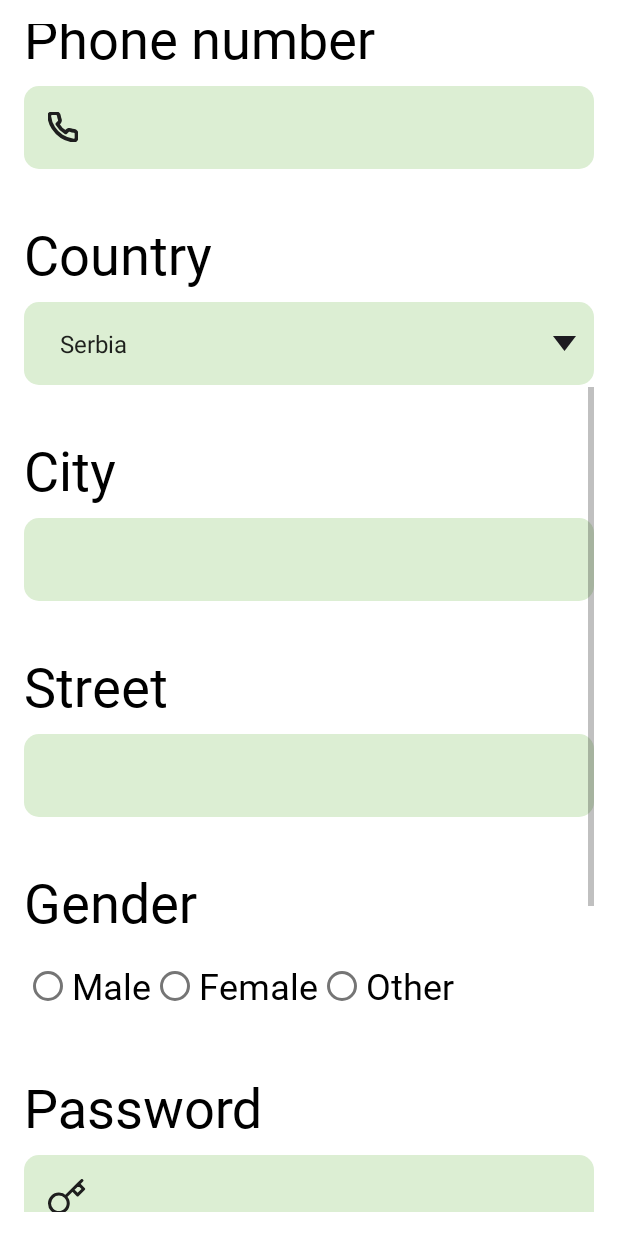
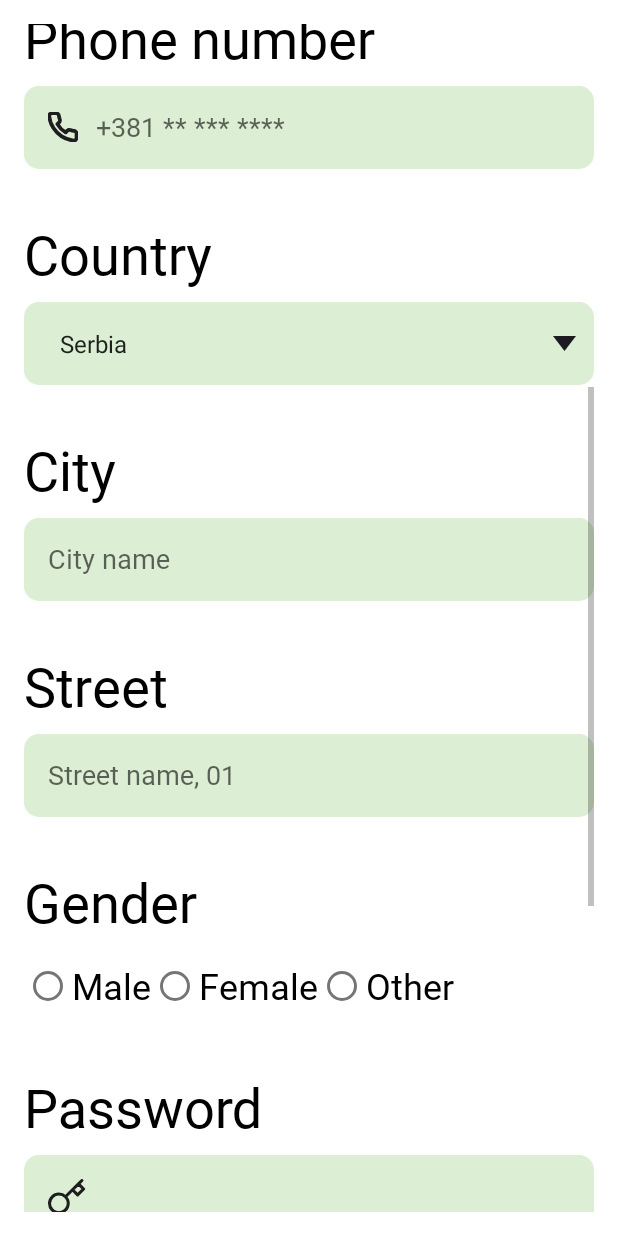
Before and after one commit to kzi-nastava/mrs-team12-Vroom, an Android app: the RegisterActivity screen opened directly, with no data from a screen before it, scrolled down 576 dp, on a phone screen of 412 x 824 dp. Run offline under Robolectric (Android 15) with nearby library versions, the phone set to English and light mode, and no system bars.

Commit message:
Implemented string values for hardcoded text

```diff
--- a/mobile/app/src/main/AndroidManifest.xml
+++ b/mobile/app/src/main/AndroidManifest.xml
@@ -28,6 +28,7 @@
             android:name=".activities.LoginActivity"
             android:exported="false"
             android:label="@string/title_activity_login">
+
         </activity>
         <activity
         android:name=".activities.ProfileActivity"
--- a/mobile/app/src/main/res/layout/activity_register.xml
+++ b/mobile/app/src/main/res/layout/activity_register.xml
@@ -18,7 +18,7 @@
             android:layout_width="wrap_content"
             android:layout_height="wrap_content"
             android:fontFamily="@font/ibm_plex_sans_bold"
-            android:text="Register"
+            android:text="@string/register_title"
             android:textColor="#000000"
             android:textSize="36sp"
             android:layout_marginTop="45dp"
@@ -32,7 +32,7 @@
             android:layout_width="wrap_content"
             android:layout_height="wrap_content"
             android:fontFamily="@font/ibm_plex_sans_regular"
-            android:text="First name"
+            android:text="@string/first_name_input_title"
             android:textColor="#000000"
             android:textSize="36sp"
             android:layout_marginTop="32dp"
@@ -45,9 +45,8 @@
             android:layout_height="55dp"
             android:background="@drawable/bg_txt_input_rounded"
             android:backgroundTint="@color/main_green"
-            android:drawableLeft="@drawable/ic_person"
+            android:drawableStart="@drawable/ic_person"
             android:drawablePadding="12dp"
-            android:hint=""
             android:inputType="text"
             android:padding="16dp"
             android:layout_marginTop="8dp"
@@ -61,7 +60,7 @@
             android:layout_width="wrap_content"
             android:layout_height="wrap_content"
             android:fontFamily="@font/ibm_plex_sans_regular"
-            android:text="Last name"
+            android:text="@string/last_name_input_title"
             android:textColor="#000000"
             android:textSize="36sp"
             android:layout_marginTop="32dp"
@@ -74,9 +73,8 @@
             android:layout_height="55dp"
             android:background="@drawable/bg_txt_input_rounded"
             android:backgroundTint="@color/main_green"
-            android:drawableLeft="@drawable/ic_person"
+            android:drawableStart="@drawable/ic_person"
             android:drawablePadding="12dp"
-            android:hint=""
             android:inputType="text"
             android:padding="16dp"
             android:layout_marginTop="8dp"
@@ -90,7 +88,7 @@
             android:layout_width="wrap_content"
             android:layout_height="wrap_content"
             android:fontFamily="@font/ibm_plex_sans_regular"
-            android:text="Email"
+            android:text="@string/email_input_title"
             android:textColor="#000000"
             android:textSize="36sp"
             android:layout_marginTop="32dp"
@@ -103,10 +101,10 @@
             android:layout_height="55dp"
             android:background="@drawable/bg_txt_input_rounded"
             android:backgroundTint="@color/main_green"
-            android:drawableLeft="@drawable/ic_email"
+            android:drawableStart="@drawable/ic_email"
             android:drawablePadding="12dp"
-            android:hint=""
             android:inputType="textEmailAddress"
+            android:hint="@string/email_example_label"
             android:padding="16dp"
             android:layout_marginTop="8dp"
             android:fontFamily="@font/ibm_plex_sans_regular"
@@ -119,7 +117,7 @@
             android:layout_width="wrap_content"
             android:layout_height="wrap_content"
             android:fontFamily="@font/ibm_plex_sans_regular"
-            android:text="Phone number"
+            android:text="@string/phone_input_title"
             android:textColor="#000000"
             android:textSize="36sp"
             android:layout_marginTop="32dp"
@@ -132,9 +130,9 @@
             android:layout_height="55dp"
             android:background="@drawable/bg_txt_input_rounded"
             android:backgroundTint="@color/main_green"
-            android:drawableLeft="@drawable/ic_phone"
+            android:drawableStart="@drawable/ic_phone"
             android:drawablePadding="12dp"
-            android:hint=""
+            android:hint="@string/phone_number_example_label"
             android:inputType="phone"
             android:padding="16dp"
             android:layout_marginTop="8dp"
@@ -148,7 +146,7 @@
             android:layout_width="wrap_content"
             android:layout_height="wrap_content"
             android:fontFamily="@font/ibm_plex_sans_regular"
-            android:text="Country"
+            android:text="@string/country_input_title"
             android:textColor="#000000"
             android:textSize="36sp"
             android:layout_marginTop="32dp"
@@ -171,7 +169,7 @@
             android:layout_width="wrap_content"
             android:layout_height="wrap_content"
             android:fontFamily="@font/ibm_plex_sans_regular"
-            android:text="City"
+            android:text="@string/city_input_title"
             android:textColor="#000000"
             android:textSize="36sp"
             android:layout_marginTop="32dp"
@@ -185,7 +183,7 @@
             android:background="@drawable/bg_txt_input_rounded"
             android:backgroundTint="@color/main_green"
             android:drawablePadding="12dp"
-            android:hint=""
+            android:hint="@string/city_example_label"
             android:inputType="text"
             android:padding="16dp"
             android:layout_marginTop="8dp"
@@ -199,7 +197,7 @@
             android:layout_width="wrap_content"
             android:layout_height="wrap_content"
             android:fontFamily="@font/ibm_plex_sans_regular"
-            android:text="Street"
+            android:text="@string/street_input_title"
             android:textColor="#000000"
             android:textSize="36sp"
             android:layout_marginTop="32dp"
@@ -213,7 +211,7 @@
             android:background="@drawable/bg_txt_input_rounded"
             android:backgroundTint="@color/main_green"
             android:drawablePadding="12dp"
-            android:hint=""
+            android:hint="@string/street_example_label"
             android:inputType="text"
             android:padding="16dp"
             android:layout_marginTop="8dp"
@@ -228,7 +226,7 @@
             android:layout_width="wrap_content"
             android:layout_height="wrap_content"
             android:fontFamily="@font/ibm_plex_sans_regular"
-            android:text="Gender"
+            android:text="@string/gender_input_title"
             android:textColor="#000000"
             android:textSize="36sp"
             android:layout_marginTop="32dp"
@@ -250,7 +248,7 @@
                 android:layout_width="wrap_content"
                 android:layout_height="wrap_content"
                 android:fontFamily="@font/ibm_plex_sans_regular"
-                android:text="Male"
+                android:text="@string/gender_btn_male_title"
                 android:textSize="24sp"/>
 
             <RadioButton
@@ -258,7 +256,7 @@
                 android:layout_width="wrap_content"
                 android:layout_height="wrap_content"
                 android:fontFamily="@font/ibm_plex_sans_regular"
-                android:text="Female"
+                android:text="@string/gender_btn_female_title"
                 android:textSize="24sp"/>
 
             <RadioButton
@@ -266,7 +264,7 @@
                 android:layout_width="wrap_content"
                 android:layout_height="wrap_content"
                 android:fontFamily="@font/ibm_plex_sans_regular"
-                android:text="Other"
+                android:text="@string/gender_btn_other_title"
                 android:textSize="24sp"/>
         </RadioGroup>
 
@@ -275,7 +273,7 @@
             android:layout_width="wrap_content"
             android:layout_height="wrap_content"
             android:fontFamily="@font/ibm_plex_sans_regular"
-            android:text="Password"
+            android:text="@string/password_input_title"
             android:textColor="#000000"
             android:textSize="36sp"
             android:layout_marginTop="32dp"
@@ -288,9 +286,8 @@
             android:layout_height="55dp"
             android:background="@drawable/bg_txt_input_rounded"
             android:backgroundTint="@color/main_green"
-            android:drawableLeft="@drawable/ic_password"
+            android:drawableStart="@drawable/ic_password"
             android:drawablePadding="12dp"
-            android:hint=""
             android:inputType="textPassword"
             android:padding="16dp"
             android:layout_marginTop="8dp"
@@ -304,7 +301,7 @@
             android:layout_width="wrap_content"
             android:layout_height="wrap_content"
             android:fontFamily="@font/ibm_plex_sans_regular"
-            android:text="Confirm Password"
+            android:text="@string/confirm_password_input_title"
             android:textColor="#000000"
             android:textSize="36sp"
             android:layout_marginTop="32dp"
@@ -317,9 +314,8 @@
             android:layout_height="55dp"
             android:background="@drawable/bg_txt_input_rounded"
             android:backgroundTint="@color/main_green"
-            android:drawableLeft="@drawable/ic_password"
+            android:drawableStart="@drawable/ic_password"
             android:drawablePadding="12dp"
-            android:hint=""
             android:inputType="textPassword"
             android:padding="16dp"
             android:layout_marginTop="8dp"
@@ -346,7 +342,7 @@
             android:layout_marginTop="20dp"
             android:backgroundTint="@color/accent_green"
             android:fontFamily="@font/ibm_plex_sans_bold"
-            android:text="Upload Photo"
+            android:text="@string/upload_photo_btn_title"
             android:textColor="#000000"
             app:layout_constraintEnd_toEndOf="parent"
             app:layout_constraintStart_toStartOf="parent"
@@ -358,7 +354,7 @@
             android:layout_height="55dp"
             android:backgroundTint="@color/accent_green"
             android:fontFamily="@font/ibm_plex_sans_bold"
-            android:text="Register"
+            android:text="@string/register_btn_title"
             android:textAllCaps="false"
             android:textColor="#000000"
             android:textSize="24sp"
--- a/mobile/app/src/main/res/values/strings.xml
+++ b/mobile/app/src/main/res/values/strings.xml
@@ -1,6 +1,36 @@
 <resources>
     <string name="app_name">Vroom</string>
     <string name="title_activity_login">LoginActivity</string>
+    <string name="login_title">Login</string>
+    <string name="register_title">Register</string>
+    <string name="forgot_password_title">Forgot Password</string>
+
+    <string name="first_name_input_title">First name</string>
+    <string name="last_name_input_title">Last name</string>
+    <string name="email_input_title">Email</string>
+    <string name="password_input_title">Password</string>
+    <string name="confirm_password_input_title">Confirm Password</string>
+    <string name="gender_input_title">Gender</string>
+    <string name="street_input_title">Street</string>
+    <string name="city_input_title">City</string>
+    <string name="country_input_title">Country</string>
+    <string name="phone_input_title">Phone number</string>
+    <string name="code_input_title">Code</string>
+
+    <string name="gender_btn_male_title">Male</string>
+    <string name="gender_btn_female_title">Female</string>
+    <string name="gender_btn_other_title">Other</string>
+
+    <string name="register_btn_title">Register</string>
+    <string name="login_btn_title">Login</string>
+    <string name="forgot_password_btn_title">Forgot Password</string>
+    <string name="submit_btn_title">Submit</string>
+    <string name="upload_photo_btn_title">Upload Photo</string>
+
+    <string name="email_example_label">email@email.com</string>
+    <string name="phone_number_example_label">+381 ** *** ****</string>
+    <string name="street_example_label">Street name, 01</string>
+    <string name="city_example_label">City name</string>
 
     <string-array name="countries_array">
         <item>Serbia</item>
```
Also changed, not shown: mobile/app/src/main/res/layout/activity_forgot_password.xml (+11 -14 lines), mobile/app/src/main/res/layout/activity_login.xml (+8 -9 lines).
